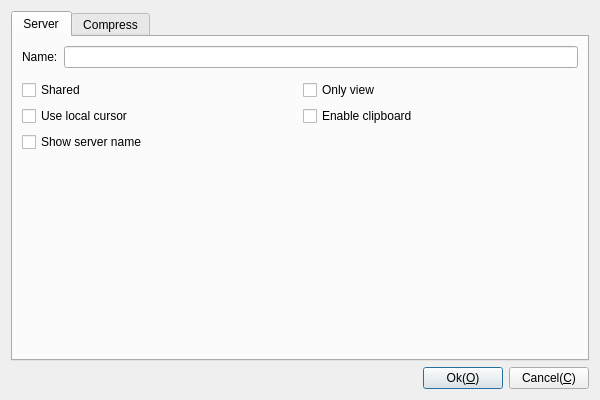
Qt form Plugins/LibVNCServer/Client/DlgSettingsLibVnc.ui (KangLin/RabbitRemoteControl) before a commit.
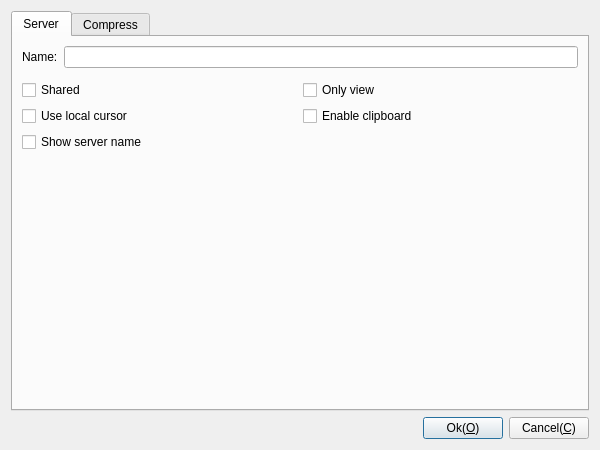
The same form after that commit. Icons and pictures are not drawn. Custom widgets are drawn as their Qt base class.

The edit to the form file:
```diff
--- a/Plugins/LibVNCServer/Client/DlgSettingsLibVnc.ui
+++ b/Plugins/LibVNCServer/Client/DlgSettingsLibVnc.ui
@@ -7,7 +7,7 @@
     <x>0</x>
     <y>0</y>
     <width>600</width>
-    <height>400</height>
+    <height>450</height>
    </rect>
   </property>
   <property name="windowTitle">
```
